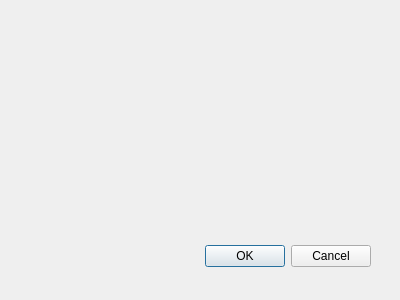
The window that BerViewer/settings_dlg.ui (jykim74/BerEditor) describes before a commit, drawn with Qt 5.
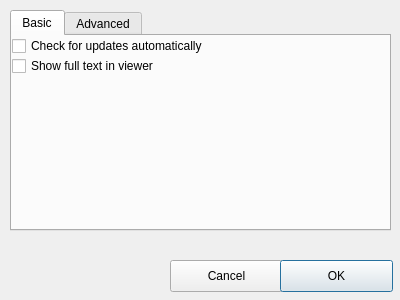
The same window after the commit.

Patch:
```diff
--- a/BerViewer/settings_dlg.ui
+++ b/BerViewer/settings_dlg.ui
@@ -15,20 +15,107 @@
   <property name="windowTitle">
    <string>Dialog</string>
   </property>
-  <widget class="QDialogButtonBox" name="buttonBox">
+  <widget class="QTabWidget" name="mTabWidget">
    <property name="geometry">
     <rect>
-     <x>30</x>
-     <y>240</y>
-     <width>341</width>
+     <x>10</x>
+     <y>10</y>
+     <width>381</width>
+     <height>221</height>
+    </rect>
+   </property>
+   <property name="currentIndex">
+    <number>0</number>
+   </property>
+   <property name="elideMode">
+    <enum>Qt::ElideNone</enum>
+   </property>
+   <widget class="QWidget" name="mBasicTab">
+    <attribute name="title">
+     <string>Basic</string>
+    </attribute>
+    <widget class="QCheckBox" name="mCheckBoxLatestVersion">
+     <property name="geometry">
+      <rect>
+       <x>0</x>
+       <y>0</y>
+       <width>371</width>
+       <height>20</height>
+      </rect>
+     </property>
+     <property name="text">
+      <string>Check for updates automatically</string>
+     </property>
+    </widget>
+    <widget class="QCheckBox" name="mCheckBoxShowFullText">
+     <property name="geometry">
+      <rect>
+       <x>0</x>
+       <y>20</y>
+       <width>221</width>
+       <height>20</height>
+      </rect>
+     </property>
+     <property name="text">
+      <string>Show full text in viewer</string>
+     </property>
+    </widget>
+   </widget>
+   <widget class="QWidget" name="mAdvancedTab">
+    <attribute name="title">
+     <string>Advanced</string>
+    </attribute>
+    <widget class="QWidget" name="horizontalLayoutWidget">
+     <property name="geometry">
+      <rect>
+       <x>0</x>
+       <y>0</y>
+       <width>371</width>
+       <height>32</height>
+      </rect>
+     </property>
+     <layout class="QHBoxLayout" name="horizontalLayout">
+      <item>
+       <widget class="QLabel" name="label">
+        <property name="text">
+         <string>Language (need restart)</string>
+        </property>
+       </widget>
+      </item>
+      <item>
+       <widget class="QComboBox" name="mLangComboBox"/>
+      </item>
+     </layout>
+    </widget>
+   </widget>
+  </widget>
+  <widget class="QPushButton" name="mCancelBtn">
+   <property name="geometry">
+    <rect>
+     <x>170</x>
+     <y>260</y>
+     <width>113</width>
      <height>32</height>
     </rect>
    </property>
-   <property name="orientation">
-    <enum>Qt::Horizontal</enum>
+   <property name="text">
+    <string>Cancel</string>
    </property>
-   <property name="standardButtons">
-    <set>QDialogButtonBox::Cancel|QDialogButtonBox::Ok</set>
+   <property name="autoDefault">
+    <bool>false</bool>
+   </property>
+  </widget>
+  <widget class="QPushButton" name="mOkBtn">
+   <property name="geometry">
+    <rect>
+     <x>280</x>
+     <y>260</y>
+     <width>113</width>
+     <height>32</height>
+    </rect>
+   </property>
+   <property name="text">
+    <string>OK</string>
    </property>
   </widget>
  </widget>
```
Left out of the diff: 40 changed lines with no effect on the pictures.
